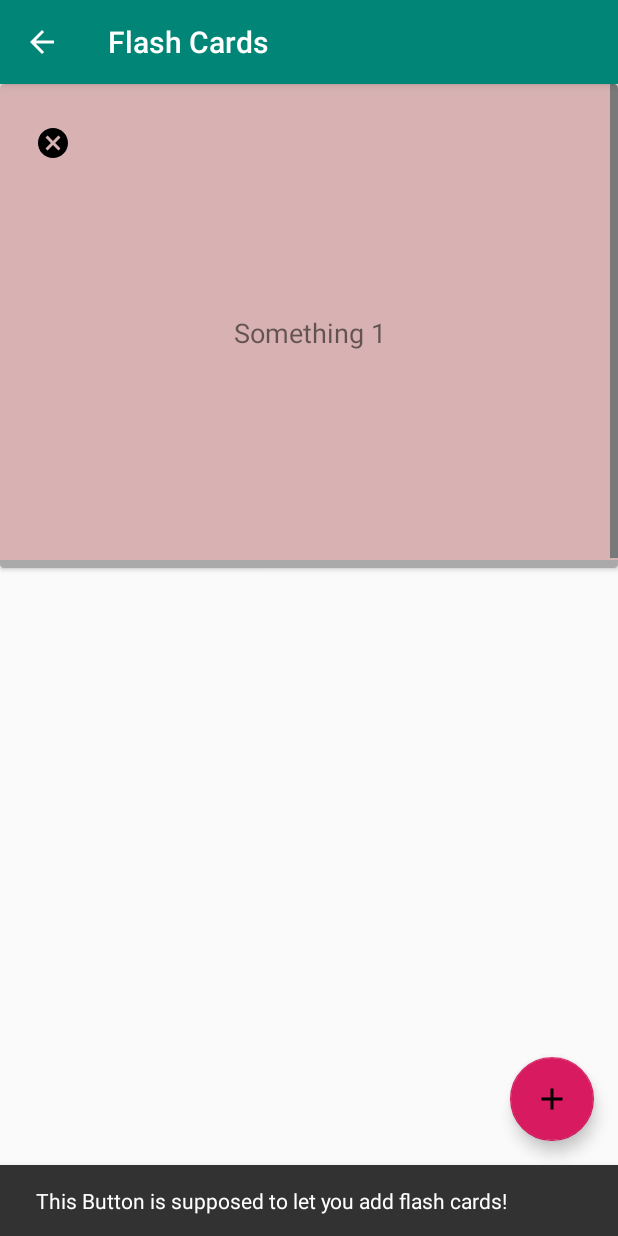
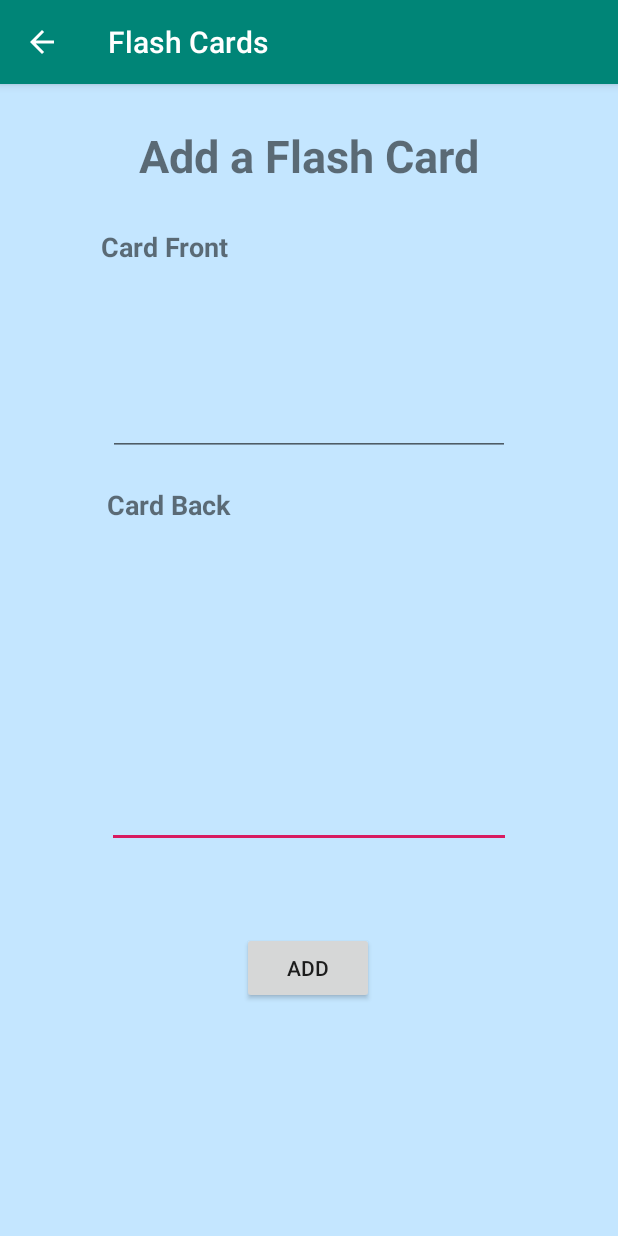
Before and after one commit to raytheguy/INFS3634_StudyMore_G10, an Android app: the FlashCardActivity screen opened directly, with no data from a screen before it, after a tap on an icon or button, on a phone screen of 412 x 824 dp. Run offline under Robolectric (Android 15) with nearby library versions, the phone set to English and light mode, and no system bars; our stand-ins replace Room's generated code; network calls fail.

Commit message:
Added Add Flash Cards Activity
Added Add Flash Cards Activity

```diff
--- a/StudyMore/app/src/main/AndroidManifest.xml
+++ b/StudyMore/app/src/main/AndroidManifest.xml
@@ -24,6 +24,10 @@
             android:name=".FactsActivity"
             android:label="Cat and Dogs Facts"
             android:parentActivityName=".MainActivity" />
+        <activity
+            android:name=".ui.FlashCards.FlashCardsAdd"
+            android:label="Flash Cards"
+            android:parentActivityName=".FlashCardActivity" />
         <activity android:name=".MainActivity">
             <intent-filter>
                 <action android:name="android.intent.action.MAIN" />
--- a/StudyMore/app/src/main/java/com/example/studymore/FactsActivity.java
+++ b/StudyMore/app/src/main/java/com/example/studymore/FactsActivity.java
@@ -48,6 +48,7 @@ public class FactsActivity extends AppCompatActivity {
         setContentView(R.layout.activity_facts);
 //        Toolbar myToolbar = (Toolbar) findViewById(R.id.my_toolbar);
 //        setSupportActionBar(myToolbar);
+        //ToDo: cycle through images using Glide
 
         //set up the layout
         fact = findViewById(R.id.factView);
--- a/StudyMore/app/src/main/java/com/example/studymore/FlashCardActivity.java
+++ b/StudyMore/app/src/main/java/com/example/studymore/FlashCardActivity.java
@@ -1,8 +1,10 @@
 package com.example.studymore;
 
+import android.content.Intent;
 import android.os.Bundle;
 
 import com.example.studymore.ui.FlashCards.FlashCards;
+import com.example.studymore.ui.FlashCards.FlashCardsAdd;
 import com.example.studymore.ui.FlashCards.FlashCardsRecycleViewAdapter;
 import com.google.android.material.floatingactionbutton.FloatingActionButton;
 import com.google.android.material.snackbar.Snackbar;
@@ -34,6 +36,8 @@ public class FlashCardActivity extends AppCompatActivity {
             public void onClick(View view) {
                 Snackbar.make(view, "This Button is supposed to let you add flash cards!", Snackbar.LENGTH_LONG)
                         .setAction("Action", null).show();
+                Intent intentPlusButton = new Intent(view.getContext(), FlashCardsAdd.class);
+                startActivity(intentPlusButton);
             }
         });
     }
--- a/StudyMore/app/src/main/java/com/example/studymore/ui/FlashCards/FlashCards.java
+++ b/StudyMore/app/src/main/java/com/example/studymore/ui/FlashCards/FlashCards.java
@@ -4,7 +4,7 @@ import androidx.room.Entity;
 import androidx.room.PrimaryKey;
 
 @Entity
-public class FlashCards {
+public class FlashCards{
 
     //maybe change cardId to UUID to reduce chance of conflict
     @PrimaryKey
--- /dev/null
+++ b/StudyMore/app/src/main/java/com/example/studymore/ui/FlashCards/FlashCardsAdd.java
@@ -0,0 +1,54 @@
+package com.example.studymore.ui.FlashCards;
+
+import android.content.Intent;
+import android.os.Bundle;
+import android.view.View;
+import android.widget.Button;
+import android.widget.EditText;
+
+import androidx.appcompat.app.AppCompatActivity;
+import com.example.studymore.R;
+import com.google.android.material.snackbar.Snackbar;
+
+import java.util.List;
+
+public class FlashCardsAdd extends AppCompatActivity {
+    private List<FlashCards> bookToPut;
+    private EditText frontText;
+    private EditText backText;
+    private Button addFlashBtn;
+
+    @Override
+    protected void onCreate(Bundle savedInstanceState) {
+        super.onCreate(savedInstanceState);
+        setContentView(R.layout.flashcard_addnew_layout);
+
+        //link layout to variables
+        frontText = findViewById(R.id.flash_front_editText);
+        backText = findViewById(R.id.flash_back_editText);
+        addFlashBtn = findViewById(R.id.addFlashButton);
+
+        //onClickListener
+
+
+    }
+
+    //method to add to database
+    public void addToDatabase(){
+        addFlashBtn.setOnClickListener(new View.OnClickListener() {
+
+
+
+            @Override
+            public void onClick(View view) {
+                Snackbar.make(view, "Added Flashcard Successfully! Going back to Flashcards!", Snackbar.LENGTH_LONG)
+                        .setAction("Action", null).show();
+
+                //if successful, go back to flashcards  recycle view activity
+                Intent intentPlusButton = new Intent(view.getContext(), FlashCardsAdd.class);
+                startActivity(intentPlusButton);
+            }
+        });
+    }
+
+}
--- a/StudyMore/app/src/main/res/layout/activity_flash_card.xml
+++ b/StudyMore/app/src/main/res/layout/activity_flash_card.xml
@@ -5,6 +5,27 @@
     android:layout_width="match_parent"
     android:layout_height="match_parent"
     tools:context=".FlashCardActivity">
+
+    <androidx.constraintlayout.widget.ConstraintLayout
+        android:id="@+id/constraintLayout2"
+        android:layout_width="match_parent"
+        android:layout_height="match_parent"
+        android:background="@drawable/blue_bg">
+
+        <TextView
+            android:id="@+id/noOfFlashCardsTextView"
+            android:layout_width="wrap_content"
+            android:layout_height="wrap_content"
+            android:layout_marginStart="117dp"
+            android:layout_marginTop="81dp"
+            android:layout_marginEnd="117dp"
+            android:text="Number of FlashCards: UNK"
+            android:textColor="#FFFFFF"
+            android:textStyle="bold"
+            app:layout_constraintEnd_toEndOf="parent"
+            app:layout_constraintStart_toStartOf="parent"
+            app:layout_constraintTop_toTopOf="parent" />
+    </androidx.constraintlayout.widget.ConstraintLayout>
 
     <com.google.android.material.floatingactionbutton.FloatingActionButton
         android:id="@+id/fab"
@@ -17,6 +38,8 @@
     <androidx.recyclerview.widget.RecyclerView
         android:id="@+id/recyclerViewFlash"
         android:layout_width="match_parent"
-        android:layout_height="365dp" />
+        android:layout_height="365dp"
+        app:layout_anchor="@+id/constraintLayout2"
+        app:layout_anchorGravity="center" />
 
 </androidx.coordinatorlayout.widget.CoordinatorLayout>
--- /dev/null
+++ b/StudyMore/app/src/main/res/layout/flashcard_addnew_layout.xml
@@ -0,0 +1,96 @@
+<?xml version="1.0" encoding="utf-8"?>
+<LinearLayout xmlns:android="http://schemas.android.com/apk/res/android"
+    xmlns:app="http://schemas.android.com/apk/res-auto"
+    xmlns:tools="http://schemas.android.com/tools"
+    android:orientation="vertical" android:layout_width="match_parent"
+    android:layout_height="match_parent">
+
+    <androidx.constraintlayout.widget.ConstraintLayout
+        android:layout_width="match_parent"
+        android:layout_height="match_parent"
+        android:background="@drawable/bluegradient_bg">
+
+        <Button
+            android:id="@+id/addFlashButton"
+            android:layout_width="wrap_content"
+            android:layout_height="wrap_content"
+            android:layout_marginStart="161dp"
+            android:layout_marginTop="56dp"
+            android:layout_marginEnd="162dp"
+            android:text="Add"
+            app:layout_constraintEnd_toEndOf="parent"
+            app:layout_constraintHorizontal_bias="0.0"
+            app:layout_constraintStart_toStartOf="parent"
+            app:layout_constraintTop_toBottomOf="@+id/flash_back_editText" />
+
+        <EditText
+            android:id="@+id/flash_back_editText"
+            android:layout_width="269dp"
+            android:layout_height="206dp"
+            android:layout_marginStart="71dp"
+            android:layout_marginTop="9dp"
+            android:layout_marginEnd="71dp"
+            android:ems="10"
+            android:gravity="start|top"
+            android:inputType="textMultiLine"
+            app:layout_constraintEnd_toEndOf="parent"
+            app:layout_constraintStart_toStartOf="parent"
+            app:layout_constraintTop_toBottomOf="@+id/flashBackTextView" />
+
+        <EditText
+            android:id="@+id/flash_front_editText"
+            android:layout_width="268dp"
+            android:layout_height="113dp"
+            android:layout_marginStart="71dp"
+            android:layout_marginTop="14dp"
+            android:layout_marginEnd="72dp"
+            android:ems="10"
+            android:gravity="start|top"
+            android:inputType="textMultiLine"
+            app:layout_constraintEnd_toEndOf="parent"
+            app:layout_constraintStart_toStartOf="parent"
+            app:layout_constraintTop_toBottomOf="@+id/flashFrontTextview" />
+
+        <TextView
+            android:id="@+id/flashFrontTextview"
+            android:layout_width="wrap_content"
+            android:layout_height="wrap_content"
+            android:layout_marginStart="71dp"
+            android:layout_marginTop="28dp"
+            android:layout_marginEnd="264dp"
+            android:text="Card Front"
+            android:textSize="18sp"
+            android:textStyle="bold"
+            app:layout_constraintEnd_toEndOf="parent"
+            app:layout_constraintStart_toStartOf="parent"
+            app:layout_constraintTop_toBottomOf="@+id/textView4" />
+
+        <TextView
+            android:id="@+id/flashBackTextView"
+            android:layout_width="91dp"
+            android:layout_height="26dp"
+            android:layout_marginStart="71dp"
+            android:layout_marginTop="20dp"
+            android:layout_marginEnd="249dp"
+            android:text="Card Back"
+            android:textSize="18sp"
+            android:textStyle="bold"
+            app:layout_constraintEnd_toEndOf="parent"
+            app:layout_constraintStart_toStartOf="parent"
+            app:layout_constraintTop_toBottomOf="@+id/flash_front_editText" />
+
+        <TextView
+            android:id="@+id/textView4"
+            android:layout_width="wrap_content"
+            android:layout_height="wrap_content"
+            android:layout_marginStart="91dp"
+            android:layout_marginTop="27dp"
+            android:layout_marginEnd="91dp"
+            android:text="Add a Flash Card"
+            android:textSize="30sp"
+            android:textStyle="bold"
+            app:layout_constraintEnd_toEndOf="parent"
+            app:layout_constraintStart_toStartOf="parent"
+            app:layout_constraintTop_toTopOf="parent" />
+    </androidx.constraintlayout.widget.ConstraintLayout>
+</LinearLayout>
```
Also changed, not shown: StudyMore/app/src/main/res/drawable/blue_bg.jpg (added), StudyMore/app/src/main/res/drawable/bluegradient_bg.jpg (added).
